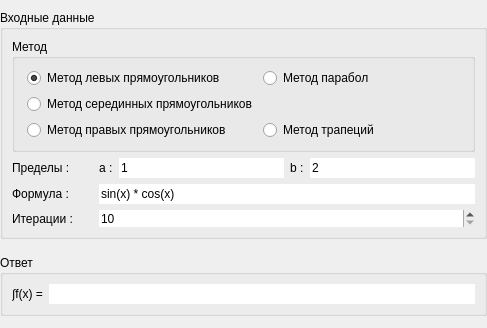
Above: Frames/integralConstStepFrame.ui from EgorAlmikeev/ProjectX before the change. Below: the same form after it.
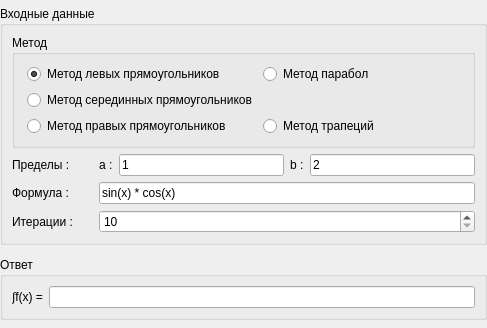
That is the form after the change.

Commit message: add edit frames fix getMode delete hardcode tab order

```diff
--- a/Frames/integralConstStepFrame.ui
+++ b/Frames/integralConstStepFrame.ui
@@ -87,7 +87,7 @@
          <bool>false</bool>
         </property>
         <property name="frame">
-         <bool>false</bool>
+         <bool>true</bool>
         </property>
         <property name="readOnly">
          <bool>true</bool>
@@ -222,7 +222,7 @@
            <bool>false</bool>
           </property>
           <property name="frame">
-           <bool>false</bool>
+           <bool>true</bool>
           </property>
           <property name="minimum">
            <number>10</number>
@@ -257,7 +257,7 @@
            <string>sin(x) * cos(x)</string>
           </property>
           <property name="frame">
-           <bool>false</bool>
+           <bool>true</bool>
           </property>
          </widget>
         </item>
@@ -310,7 +310,7 @@
            <string>1</string>
           </property>
           <property name="frame">
-           <bool>false</bool>
+           <bool>true</bool>
           </property>
          </widget>
         </item>
@@ -323,7 +323,7 @@
            <string>2</string>
           </property>
           <property name="frame">
-           <bool>false</bool>
+           <bool>true</bool>
           </property>
          </widget>
         </item>
```
Left out of the diff: 12 changed lines with no effect on the pictures. The commit also changes 2 other files.
